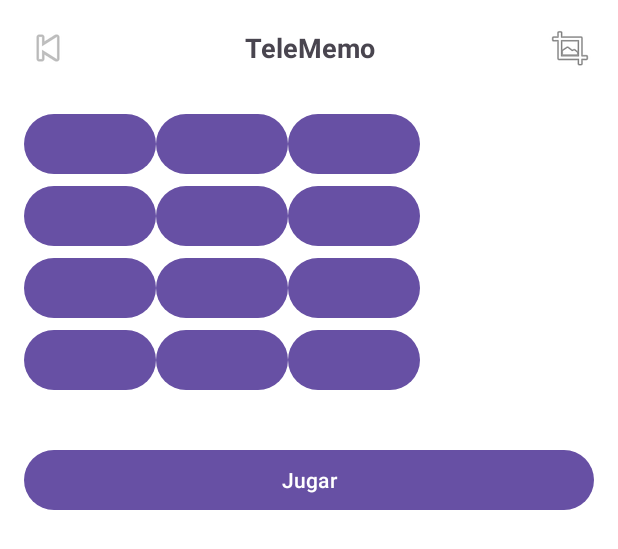
After one commit to sebas0524/LAB2_20206438, an Android app: the layout pagina_juego.xml on its own in the app's theme, with its tools: preview values and no code run, on a phone screen of 412 x 824 dp. The commit adds this screen. Shown: the top 549 px of the screen. Run offline under Robolectric (Android 15) with nearby library versions, the phone set to English and light mode, and no system bars.

Commit message:
juego prueba 1

```diff
--- /dev/null
+++ b/LAB2_20206438/app/src/main/res/layout/pagina_juego.xml
@@ -0,0 +1,74 @@
+<?xml version="1.0" encoding="utf-8"?>
+<LinearLayout xmlns:android="http://schemas.android.com/apk/res/android"
+    android:layout_width="match_parent"
+    android:layout_height="match_parent"
+    android:orientation="vertical"
+    android:padding="16dp"
+    android:background="#FFFFFF">
+
+    <!-- Barra superior -->
+    <LinearLayout
+        android:layout_width="match_parent"
+        android:layout_height="wrap_content"
+        android:orientation="horizontal"
+        android:gravity="center_vertical"
+        android:paddingBottom="8dp">
+
+        <ImageButton
+            android:id="@+id/btnBack"
+            android:layout_width="wrap_content"
+            android:layout_height="wrap_content"
+            android:src="@android:drawable/ic_media_previous"
+            android:background="@android:color/transparent" />
+
+        <TextView
+            android:layout_width="0dp"
+            android:layout_height="wrap_content"
+            android:layout_weight="1"
+            android:text="TeleMemo"
+            android:gravity="center"
+            android:textStyle="bold"
+            android:textSize="18sp" />
+
+        <ImageButton
+            android:id="@+id/btnExpand"
+            android:layout_width="wrap_content"
+            android:layout_height="wrap_content"
+            android:src="@android:drawable/ic_menu_crop"
+            android:background="@android:color/transparent" />
+    </LinearLayout>
+
+    <!-- Grid de palabras -->
+    <GridLayout
+        android:id="@+id/gridPalabras"
+        android:layout_width="match_parent"
+        android:layout_height="wrap_content"
+        android:columnCount="3"
+        android:rowCount="4"
+        android:layout_marginTop="16dp"
+        android:layout_gravity="center">
+
+        <!-- 12 botones style="@style/PalabraBtn"-->
+        <Button android:id="@+id/btn1"/>
+        <Button android:id="@+id/btn2"/>
+        <Button android:id="@+id/btn3"/>
+        <Button android:id="@+id/btn4"/>
+        <Button android:id="@+id/btn5"/>
+        <Button android:id="@+id/btn6"/>
+        <Button android:id="@+id/btn7"/>
+        <Button android:id="@+id/btn8"/>
+        <Button android:id="@+id/btn9"/>
+        <Button android:id="@+id/btn10"/>
+        <Button android:id="@+id/btn11"/>
+        <Button android:id="@+id/btn12"/>
+
+    </GridLayout>
+
+    <!-- Botón JUGAR -->
+    <Button
+        android:id="@+id/btnJugar"
+        android:layout_width="match_parent"
+        android:layout_height="wrap_content"
+        android:text="Jugar"
+        android:layout_marginTop="32dp" />
+</LinearLayout>
```
Also changed, not shown: LAB2_20206438/app/src/main/java/com/example/lab2_20206438/Juego.java (added, +136 -0 lines), LAB2_20206438/app/src/main/java/com/example/lab2_20206438/MainActivity.java (+19 -5 lines).
